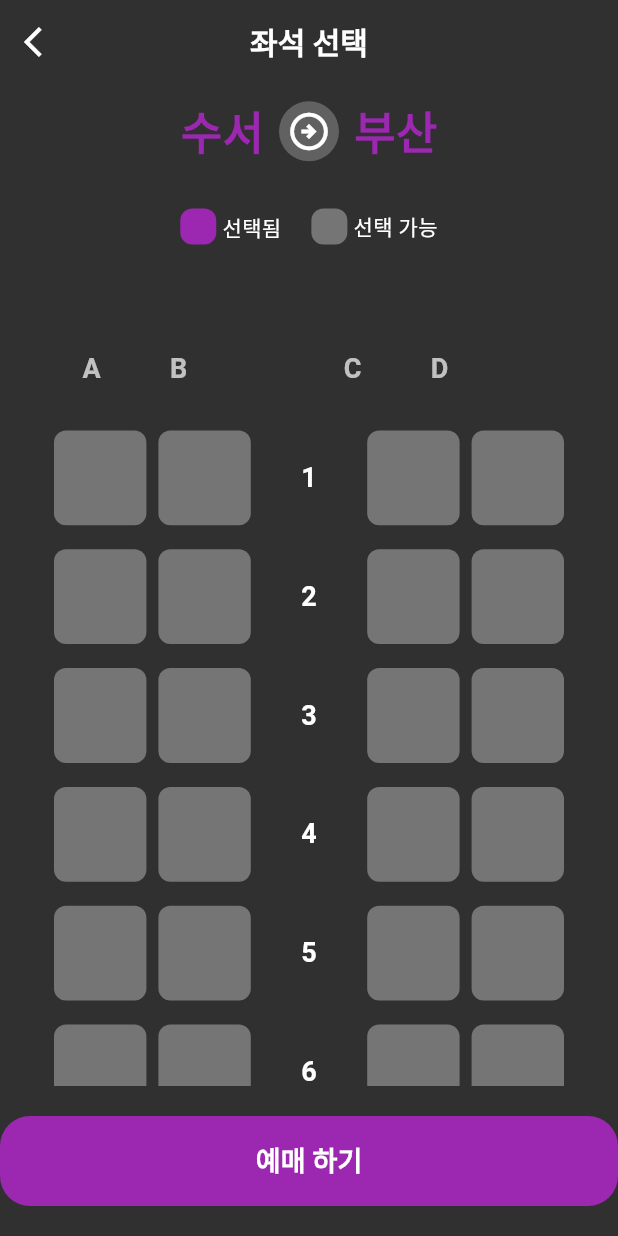
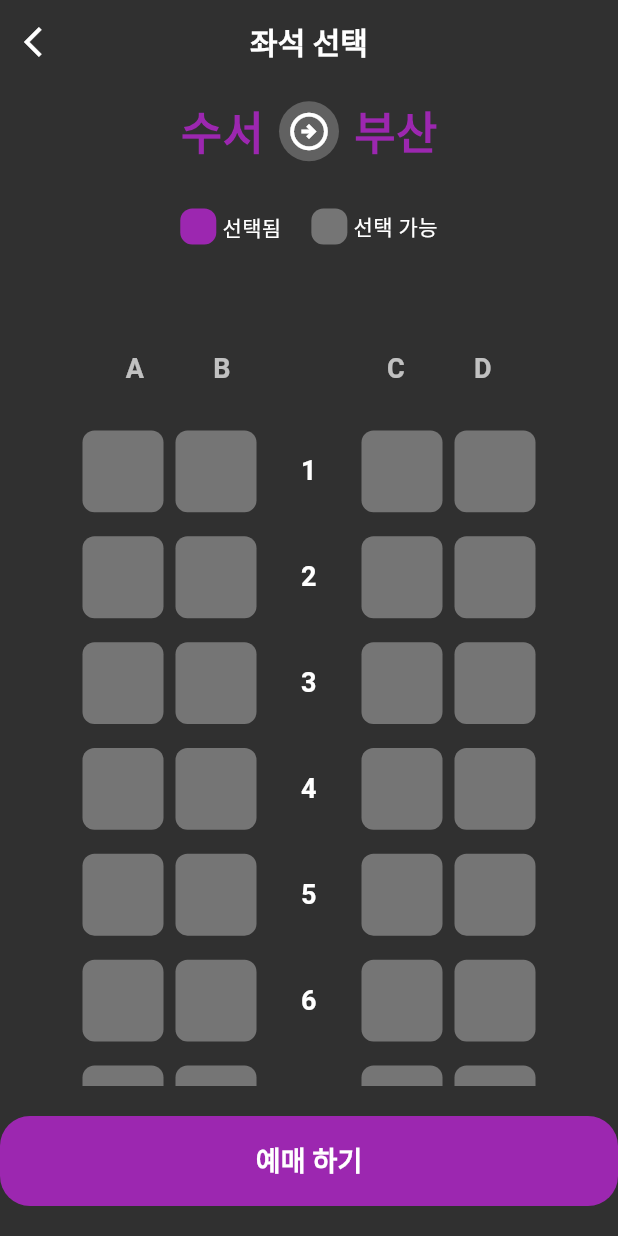
Before and after one commit to HyuntaeParkK/flutter_train_app, a Flutter app: the SeatPage screen opened directly, on a phone screen of 412 x 824 dp. Run offline on Flutter 3.47's test engine with Material 3 defaults, Android fonts, the phone set to English and light mode, and no system bars.

Commit message:
Seat_page 위치 수정

```diff
--- a/lib/seat_page.dart
+++ b/lib/seat_page.dart
@@ -19,11 +19,9 @@ class SeatPage extends StatefulWidget {
 
 class _SeatPageState extends State<SeatPage> {
   final Set<String> _selectedSeats = {};
-
   final List<String> _seatColumns = ['A', 'B', 'C', 'D'];
   final int _maxSeatRows = 20;
 
-  // 좌석 위젯을 만드는 헬퍼 함수
   Widget _buildSeat(String seatName) {
     bool isSelected = _selectedSeats.contains(seatName);
     Color seatColor = isSelected ? Colors.purple : Colors.grey[600]!;
@@ -34,7 +32,21 @@ class _SeatPageState extends State<SeatPage> {
           if (isSelected) {
             _selectedSeats.remove(seatName);
           } else {
-            _selectedSeats.add(seatName);
+            if (_selectedSeats.length < widget.numberOfPassengers) {
+              _selectedSeats.add(seatName);
+            } else {
+              ScaffoldMessenger.of(context).showSnackBar(
+                SnackBar(
+                  content: Text('${widget.numberOfPassengers}명의 좌석을 선택해주세요.'),
+                  action: SnackBarAction(
+                    label: 'X',
+                    onPressed: () {
+                      ScaffoldMessenger.of(context).hideCurrentSnackBar();
+                    },
+                  ),
+                ),
+              );
+            }
           }
         });
       },
@@ -50,20 +62,20 @@ class _SeatPageState extends State<SeatPage> {
     );
   }
 
-  // 레이블 박스 (A,B,C,D, 행번호)
   Widget _buildLabelBox(Widget child) {
     return Container(
       width: 50,
       height: 50,
       margin: const EdgeInsets.symmetric(horizontal: 4.0, vertical: 8.0),
+      alignment: Alignment.center,
       child: Center(child: child),
     );
   }
 
   @override
   Widget build(BuildContext context) {
-    const double gridWidth = 6 * 58; // 50(width) + 4*2(margin) = 58, 6칸
     const double listViewVerticalPadding = 20.0;
+    const double seatsAreaWidth = 310.0; // 5칸 x (좌석 50 + 마진 4*2)
 
     return Scaffold(
       appBar: AppBar(
@@ -102,7 +114,7 @@ class _SeatPageState extends State<SeatPage> {
                     shape: BoxShape.circle,
                     color: Colors.grey[700],
                   ),
-                  child: Icon(
+                  child: const Icon(
                     Icons.arrow_circle_right_outlined,
                     color: Colors.white,
                     size: 30,
@@ -128,7 +140,6 @@ class _SeatPageState extends State<SeatPage> {
             child: Row(
               mainAxisAlignment: MainAxisAlignment.center,
               children: <Widget>[
-                // 선택됨 상태
                 Container(
                   width: 24,
                   height: 24,
@@ -140,7 +151,6 @@ class _SeatPageState extends State<SeatPage> {
                 const SizedBox(width: 4),
                 Text('선택됨', style: TextStyle(color: Theme.of(context).textTheme.bodyMedium?.color)),
                 const SizedBox(width: 20),
-                // 선택 가능 상태
                 Container(
                   width: 24,
                   height: 24,
@@ -156,7 +166,7 @@ class _SeatPageState extends State<SeatPage> {
           ),
           const SizedBox(height: 30.0),
 
-          // 좌석 배치도
+          // 좌석 배치도 (항상 화면 중앙!)
           Expanded(
             child: SingleChildScrollView(
               padding: const EdgeInsets.symmetric(
@@ -164,17 +174,18 @@ class _SeatPageState extends State<SeatPage> {
               ),
               child: Center(
                 child: SizedBox(
-                  width: gridWidth, // 핵심: 좌석 그리드 전체를 정해진 너비로!
+                  width: seatsAreaWidth,
                   child: Column(
                     mainAxisSize: MainAxisSize.min,
                     children: [
-                      // 최상단에 ABCD 레이블 표시
+                      // 헤더 Row (A B [번호] C D)
                       Row(
                         mainAxisAlignment: MainAxisAlignment.center,
                         children: [
                           _buildLabelBox(
                             Text(
-                              _seatColumns[0],
+                              'A',
+                              textAlign: TextAlign.center,
                               style: const TextStyle(
                                 fontSize: 18,
                                 fontWeight: FontWeight.bold,
@@ -184,7 +195,8 @@ class _SeatPageState extends State<SeatPage> {
                           ),
                           _buildLabelBox(
                             Text(
-                              _seatColumns[1],
+                              'B',
+                              textAlign: TextAlign.center,
                               style: const TextStyle(
                                 fontSize: 18,
                                 fontWeight: FontWeight.bold,
@@ -192,10 +204,11 @@ class _SeatPageState extends State<SeatPage> {
                               ),
                             ),
                           ),
-                          _buildLabelBox(const SizedBox.shrink()),
+                          _buildLabelBox(const SizedBox.shrink()), // 가운데 (번호 자리)
                           _buildLabelBox(
                             Text(
-                              _seatColumns[2],
+                              'C',
+                              textAlign: TextAlign.center,
                               style: const TextStyle(
                                 fontSize: 18,
                                 fontWeight: FontWeight.bold,
@@ -205,7 +218,8 @@ class _SeatPageState extends State<SeatPage> {
                           ),
                           _buildLabelBox(
                             Text(
-                              _seatColumns[3],
+                              'D',
+                              textAlign: TextAlign.center,
                               style: const TextStyle(
                                 fontSize: 18,
                                 fontWeight: FontWeight.bold,
@@ -213,7 +227,6 @@ class _SeatPageState extends State<SeatPage> {
                               ),
                             ),
                           ),
-                          _buildLabelBox(const SizedBox.shrink()),
                         ],
                       ),
                       // 좌석 Grid
@@ -222,7 +235,9 @@ class _SeatPageState extends State<SeatPage> {
                         physics: const NeverScrollableScrollPhysics(),
                         gridDelegate: const SliverGridDelegateWithFixedCrossAxisCount(
                           crossAxisCount: 5,
-                          childAspectRatio: 58 / 66, // (50+4*2)/(50+8*2)
+                          childAspectRatio: 58 / 66,
+                          crossAxisSpacing: 0.0,
+                          mainAxisSpacing: 0.0,
                         ),
                         itemCount: _maxSeatRows * 5,
                         itemBuilder: (context, index) {
@@ -233,6 +248,7 @@ class _SeatPageState extends State<SeatPage> {
                             return _buildLabelBox(
                               Text(
                                 '$rowNum',
+                                textAlign: TextAlign.center,
                                 style: const TextStyle(
                                   fontSize: 18,
                                   fontWeight: FontWeight.bold,
```
Also changed, not shown: lib/home_page.dart (+37 -16 lines).
